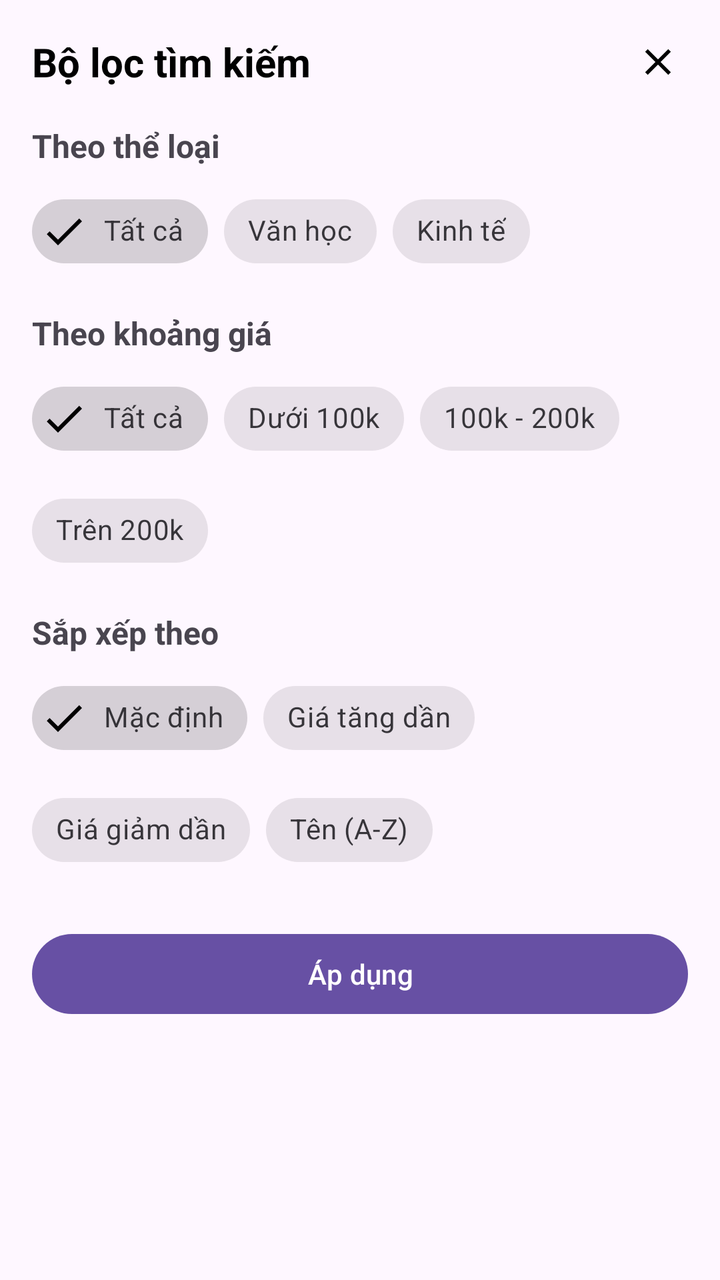
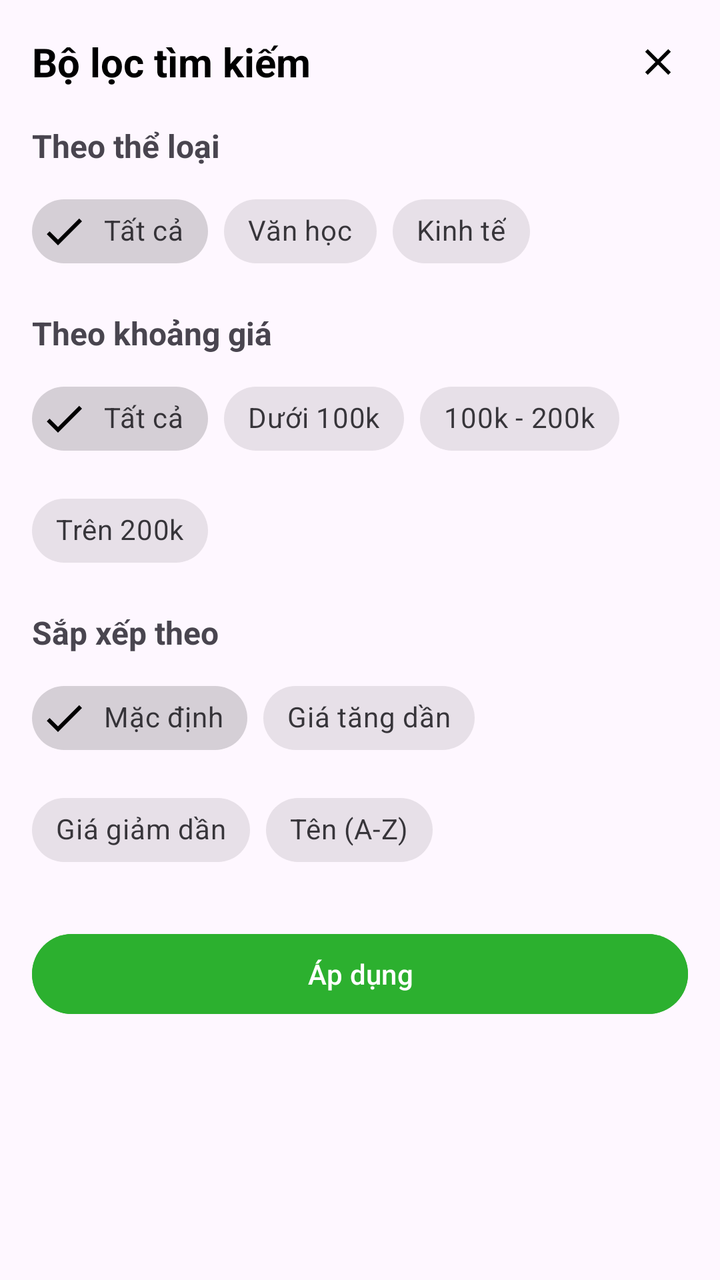

Two renders of the same Android screen: before a commit and after it. Below are the layout's source before the change and the commit's diff.
<!-- AndroidManifest.xml: application theme Theme.BookApp -->
<!-- res/layout/bottom_sheet_filter.xml -->
<?xml version="1.0" encoding="utf-8"?>
<androidx.core.widget.NestedScrollView
    xmlns:android="http://schemas.android.com/apk/res/android"
    xmlns:app="http://schemas.android.com/apk/res-auto"
    android:layout_width="match_parent"
    android:layout_height="wrap_content"
    android:padding="16dp">

    <LinearLayout
        android:orientation="vertical"
        android:layout_width="match_parent"
        android:layout_height="wrap_content">

        <RelativeLayout
            android:layout_width="match_parent"
            android:layout_height="wrap_content"
            android:layout_marginBottom="16dp">

            <TextView
                android:text="Bộ lọc tìm kiếm"
                android:textSize="20sp"
                android:textStyle="bold"
                android:textColor="@android:color/black"
                android:layout_centerVertical="true"
                android:layout_alignParentStart="true"
                android:layout_width="wrap_content"
                android:layout_height="wrap_content"/>

            <ImageView
                android:id="@+id/ivCloseSheet"
                android:src="@drawable/ic_close" android:layout_alignParentEnd="true"
                android:layout_centerVertical="true"
                android:padding="4dp"
                android:background="?attr/selectableItemBackgroundBorderless"
                android:layout_width="30dp"
                android:layout_height="30dp"/>
        </RelativeLayout>

        <TextView
            android:text="Theo thể loại"
            android:textStyle="bold"
            android:textSize="16sp"
            android:layout_marginBottom="8dp"
            android:layout_width="wrap_content"
            android:layout_height="wrap_content"/>

        <com.google.android.material.chip.ChipGroup
            android:id="@+id/chipGroupCategory"
            app:singleSelection="true"
            app:chipSpacingHorizontal="8dp"
            android:layout_width="match_parent"
            android:layout_height="wrap_content">

            <com.google.android.material.chip.Chip
                android:id="@+id/chipCategoryAll"
                style="@style/Widget.MaterialComponents.Chip.Filter"
                android:text="Tất cả"
                android:checked="true"
                android:layout_width="wrap_content"
                android:layout_height="wrap_content"/>
            <com.google.android.material.chip.Chip
                style="@style/Widget.MaterialComponents.Chip.Filter"
                android:text="Văn học"
                android:layout_width="wrap_content"
                android:layout_height="wrap_content"/>
            <com.google.android.material.chip.Chip
                style="@style/Widget.MaterialComponents.Chip.Filter"
                android:text="Kinh tế"
                android:layout_width="wrap_content"
                android:layout_height="wrap_content"/>
        </com.google.android.material.chip.ChipGroup>

        <TextView
            android:text="Theo khoảng giá"
            android:textStyle="bold"
            android:textSize="16sp"
            android:layout_marginTop="16dp"
            android:layout_marginBottom="8dp"
            android:layout_width="wrap_content"
            android:layout_height="wrap_content"/>

        <com.google.android.material.chip.ChipGroup
            android:id="@+id/chipGroupPrice"
            app:singleSelection="true"
            app:chipSpacingHorizontal="8dp"
            android:layout_width="match_parent"
            android:layout_height="wrap_content">

            <com.google.android.material.chip.Chip
                android:id="@+id/chipPriceAll"
                style="@style/Widget.MaterialComponents.Chip.Filter"
                android:text="Tất cả"
                android:checked="true"
                android:layout_width="wrap_content"
                android:layout_height="wrap_content"/>
            <com.google.android.material.chip.Chip
                style="@style/Widget.MaterialComponents.Chip.Filter"
                android:text="Dưới 100k"
                android:layout_width="wrap_content"
                android:layout_height="wrap_content"/>
            <com.google.android.material.chip.Chip
                style="@style/Widget.MaterialComponents.Chip.Filter"
                android:text="100k - 200k"
                android:layout_width="wrap_content"
                android:layout_height="wrap_content"/>
            <com.google.android.material.chip.Chip
                style="@style/Widget.MaterialComponents.Chip.Filter"
                android:text="Trên 200k"
                android:layout_width="wrap_content"
                android:layout_height="wrap_content"/>
        </com.google.android.material.chip.ChipGroup>

        <TextView
            android:text="Sắp xếp theo"
            android:textStyle="bold"
            android:textSize="16sp"
            android:layout_marginTop="16dp"
            android:layout_marginBottom="8dp"
            android:layout_width="wrap_content"
            android:layout_height="wrap_content"/>

        <com.google.android.material.chip.ChipGroup
            android:id="@+id/chipGroupSort"
            app:singleSelection="true"
            app:chipSpacingHorizontal="8dp"
            android:layout_width="match_parent"
            android:layout_height="wrap_content">

            <com.google.android.material.chip.Chip
                android:id="@+id/chipSortDefault"
                style="@style/Widget.MaterialComponents.Chip.Filter"
                android:text="Mặc định"
                android:checked="true"
                android:layout_width="wrap_content"
                android:layout_height="wrap_content"/>
            <com.google.android.material.chip.Chip
                style="@style/Widget.MaterialComponents.Chip.Filter"
                android:text="Giá tăng dần"
                android:layout_width="wrap_content"
                android:layout_height="wrap_content"/>
            <com.google.android.material.chip.Chip
                style="@style/Widget.MaterialComponents.Chip.Filter"
                android:text="Giá giảm dần"
                android:layout_width="wrap_content"
                android:layout_height="wrap_content"/>
            <com.google.android.material.chip.Chip
                style="@style/Widget.MaterialComponents.Chip.Filter"
                android:text="Tên (A-Z)"
                android:layout_width="wrap_content"
                android:layout_height="wrap_content"/>
        </com.google.android.material.chip.ChipGroup>

        <com.google.android.material.button.MaterialButton
            android:id="@+id/btnApplyFilter"
            android:text="Áp dụng"
            android:layout_marginTop="24dp"
            android:layout_width="match_parent"
            android:layout_height="wrap_content"/>

    </LinearLayout>

</androidx.core.widget.NestedScrollView>
<!-- resources referenced by this layout -->
<resources>
  <!-- drawable ic_close (drawable) -->
  <vector xmlns:android="http://schemas.android.com/apk/res/android" android:height="24dp" android:tint="#000000" android:viewportHeight="24" android:viewportWidth="24" android:width="24dp">
        
      <path android:fillColor="@android:color/white" android:pathData="M19,6.41L17.59,5 12,10.59 6.41,5 5,6.41 10.59,12 5,17.59 6.41,19 12,13.41 17.59,19 19,17.59 13.41,12z"/>
      
  </vector>
  <style name="Theme.BookApp" parent="Base.Theme.BookApp" />
  <style name="Base.Theme.BookApp" parent="Theme.Material3.DayNight.NoActionBar">
          
          
      </style>
</resources>

<!-- the commit's change to res/layout/bottom_sheet_filter.xml (unified diff, before → after) -->
@@ -155,7 +155,8 @@
             android:text="Áp dụng"
             android:layout_marginTop="24dp"
             android:layout_width="match_parent"
-            android:layout_height="wrap_content"/>
+            android:layout_height="wrap_content"
+            android:backgroundTint="#2cb02f"/>
 
     </LinearLayout>
 
